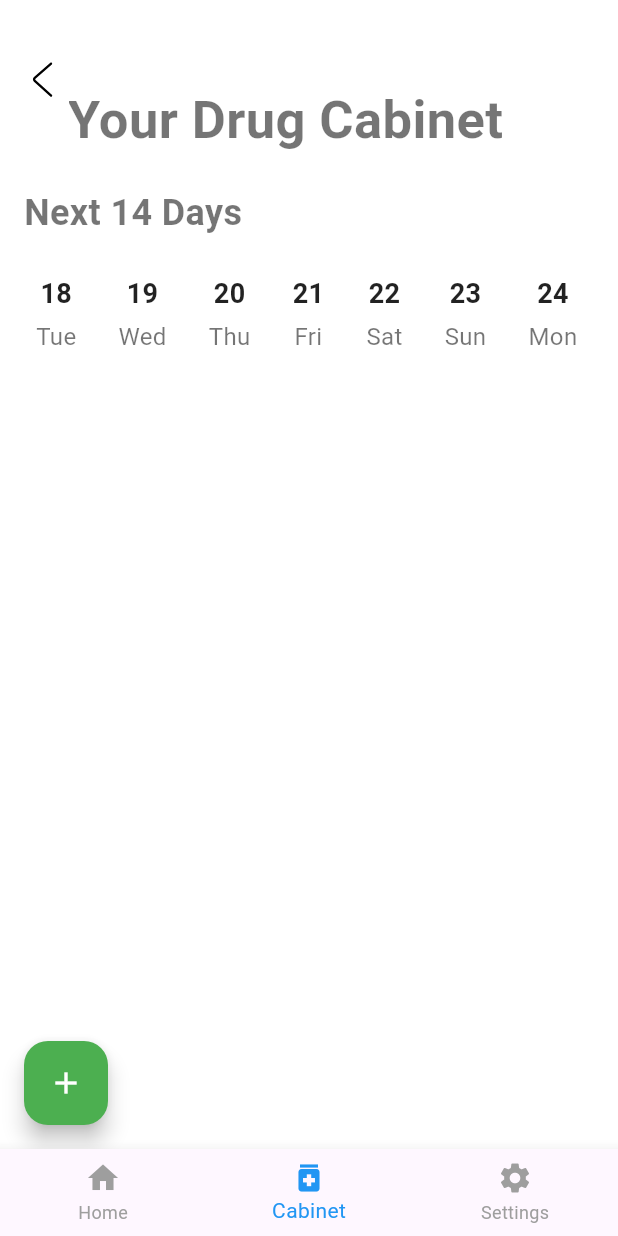
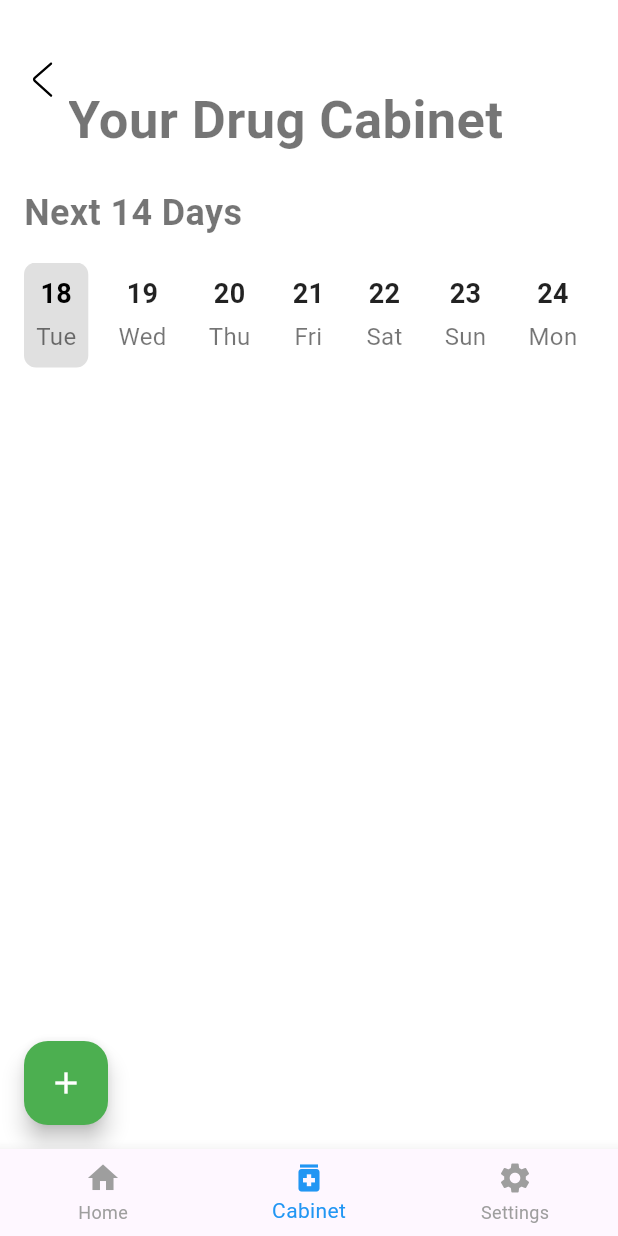
Before and after one commit to AbdulrahmanB-25/Mudhkir_App, a Flutter app: the screen it shows after launch, item 2 of the bottom bar chosen, on a phone screen of 412 x 824 dp. Run offline on Flutter 3.47's test engine with Material 3 defaults, Android fonts, the phone set to English and light mode, and no system bars; our stand-ins replace flutter_svg; Roboto replaces fonts that are missing (Poppins).

Commit message:
Modifcation to widjets and made todo comments

```diff
--- a/lib/Widgets/Calendar.dart
+++ b/lib/Widgets/Calendar.dart
@@ -1,19 +1,27 @@
 import 'package:flutter/material.dart';
 import 'package:intl/intl.dart';
+
+//TODO : RE DISIGEN THE CALENDAR PAGE FOR BETTER UX
 
 class Calendar extends StatefulWidget {
   const Calendar({super.key});
 
   @override
-  State<Calendar> createState() => _CalendarState();
+  State<Calendar> createState() => CalendarState();
 }
 
-class _CalendarState extends State<Calendar> {
-  int? _selectedIndex;
+class CalendarState extends State<Calendar> {
+  int? selectedIndex = 0; // Initialize with first date selected
+
+  @override
+  void initState() {
+    super.initState();
+    selectedIndex = 0; // first date is selected on load
+  }
 
   @override
   Widget build(BuildContext context) {
-    final days = _getNext14Days();
+    final days = getNext14Days();
 
     return Padding(
       padding: const EdgeInsets.symmetric(horizontal: 16.0, vertical: 20.0),
@@ -29,6 +37,7 @@ class _CalendarState extends State<Calendar> {
               fontWeight: FontWeight.bold,
             ),
           ),
+          //TODO: BETTER WAY TO DISPLAY THE MONTHS
           const SizedBox(height: 16),
           SizedBox(
             height: 70,
@@ -39,15 +48,20 @@ class _CalendarState extends State<Calendar> {
                   final dayData = days[index];
                   return GestureDetector(
                     onTap: () => setState(() {
-                      _selectedIndex = _selectedIndex == index ? null : index;
+                      if (index == 0) {
+                        // Keep first date always selected
+                        selectedIndex = 0;
+                      } else {
+                        selectedIndex = selectedIndex == index ? null : index;
+                      }
                     }),
                     child: Container(
                       margin: const EdgeInsets.only(right: 12),
                       padding: const EdgeInsets.all(8),
                       decoration: BoxDecoration(
-                        color: _selectedIndex == index
+                        color: selectedIndex == index
                             ? Colors.grey[300]
-                            : Colors.transparent,
+                            : (index == 0 ? Colors.grey[300] : Colors.transparent),
                         borderRadius: BorderRadius.circular(8),
                       ),
                       child: Column(
@@ -58,9 +72,9 @@ class _CalendarState extends State<Calendar> {
                               fontSize: 18,
                               fontFamily: 'Poppins',
                               fontWeight: FontWeight.bold,
-                              color: _selectedIndex == index
+                              color: selectedIndex == index
                                   ? Colors.black
-                                  : Colors.black87,
+                                  : (index == 0 ? Colors.black : Colors.black87),
                             ),
                           ),
                           const SizedBox(height: 4),
@@ -69,9 +83,9 @@ class _CalendarState extends State<Calendar> {
                             style: TextStyle(
                               fontSize: 16,
                               fontFamily: 'Poppins',
-                              color: _selectedIndex == index
+                              color: selectedIndex == index
                                   ? Colors.black54
-                                  : Colors.black54,
+                                  : (index == 0 ? Colors.black54 : Colors.black54),
                             ),
                           ),
                         ],
@@ -87,7 +101,7 @@ class _CalendarState extends State<Calendar> {
     );
   }
 
-  List<Map<String, String>> _getNext14Days() {
+  List<Map<String, String>> getNext14Days() {
     DateTime today = DateTime.now();
     return List.generate(14, (i) {
       DateTime day = today.add(Duration(days: i));
--- a/lib/Widgets/NavBar.dart
+++ b/lib/Widgets/NavBar.dart
@@ -1,4 +1,6 @@
 import 'package:flutter/material.dart';
+
+//TODO : NAVBAR REWORK
 
 class NavBar extends StatelessWidget {
   final Function(int) onTabChange;
```
Also changed, not shown: lib/Pages/Add_Medicine.dart (+3 -9 lines).
